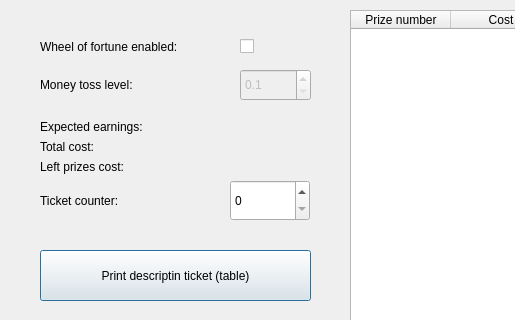
The window that blue-app/ui/WheelSettings.ui (matus-u/sz-bluetooth) describes before a commit, drawn with Qt 5; both pictures show x 0 to 515 and y 0 to 320 of the 976 by 402 pixel window.
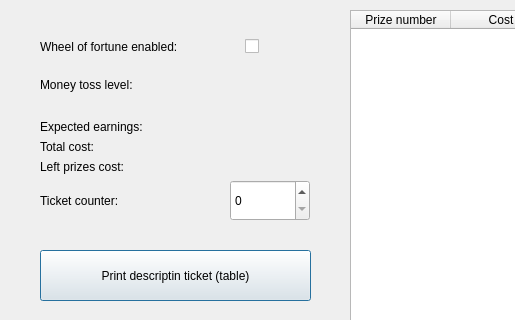
The same window after the commit.

Commit message: create test for wheel fortune, take moneyTossLevel for computation of it

Patch:
```diff
--- a/blue-app/ui/WheelSettings.ui
+++ b/blue-app/ui/WheelSettings.ui
@@ -83,24 +83,15 @@
      </widget>
     </item>
     <item row="1" column="1">
-     <widget class="QDoubleSpinBox" name="moneySpinBox">
-      <property name="enabled">
-       <bool>false</bool>
-      </property>
+     <widget class="QLabel" name="moneySpinBox">
       <property name="sizePolicy">
-       <sizepolicy hsizetype="Minimum" vsizetype="Expanding">
+       <sizepolicy hsizetype="Preferred" vsizetype="Expanding">
         <horstretch>0</horstretch>
         <verstretch>0</verstretch>
        </sizepolicy>
       </property>
-      <property name="decimals">
-       <number>1</number>
-      </property>
-      <property name="minimum">
-       <double>0.100000000000000</double>
-      </property>
-      <property name="maximum">
-       <double>10000.000000000000000</double>
+      <property name="text">
+       <string/>
       </property>
      </widget>
     </item>
```
The commit also changes 7 other files.
